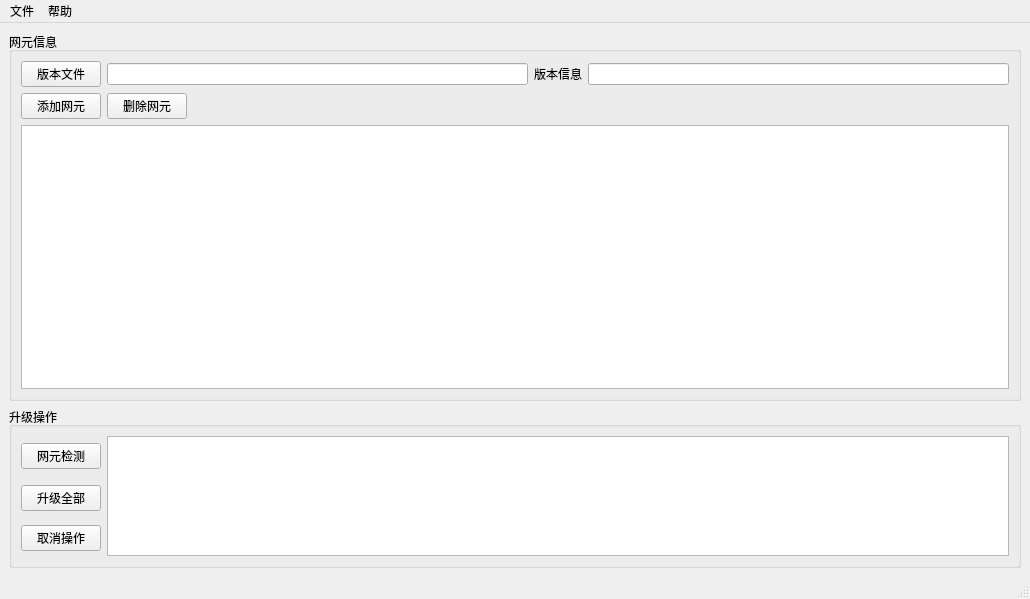
Above: zoom_update/pyside/ui/zoomUpdate.ui from xiaomdong/zoom_update before the change. Below: the same form after it.
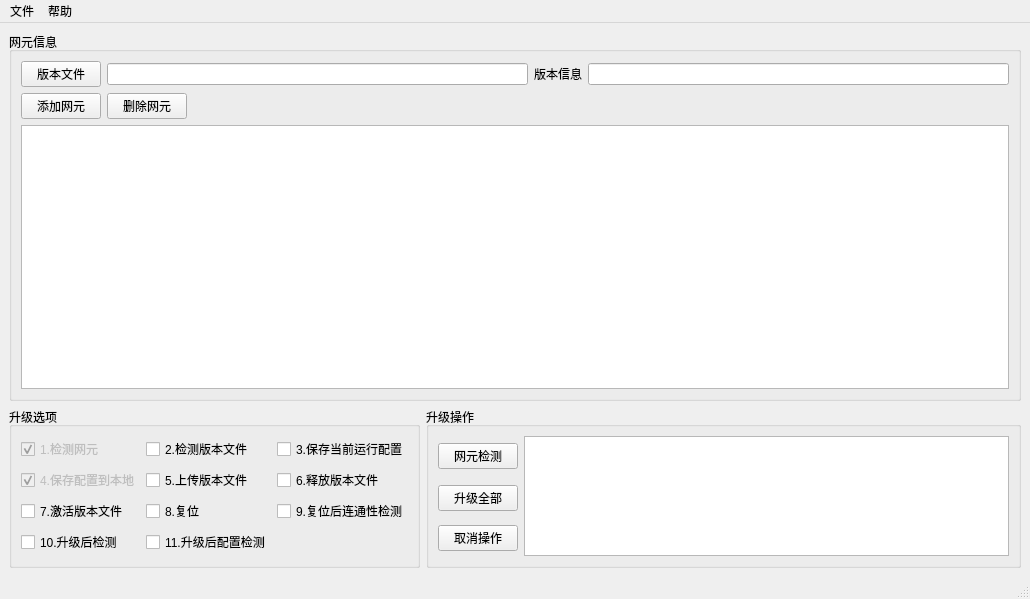
That is the form after the change.

Patch:
```diff
--- a/zoom_update/pyside/ui/zoomUpdate.ui
+++ b/zoom_update/pyside/ui/zoomUpdate.ui
@@ -20,8 +20,8 @@
    <string>AC升级工具</string>
   </property>
   <widget class="QWidget" name="centralwidget">
-   <layout class="QGridLayout" name="gridLayout_3">
-    <item row="0" column="0">
+   <layout class="QGridLayout" name="gridLayout_4">
+    <item row="0" column="0" colspan="2">
      <widget class="QGroupBox" name="groupBox_2">
       <property name="title">
        <string>网元信息</string>
@@ -97,6 +97,104 @@
      </widget>
     </item>
     <item row="1" column="0">
+     <widget class="QGroupBox" name="groupBox">
+      <property name="title">
+       <string>升级选项</string>
+      </property>
+      <layout class="QGridLayout" name="gridLayout_3">
+       <item row="2" column="0">
+        <widget class="QCheckBox" name="checkBoxActiveSoft">
+         <property name="text">
+          <string>7.激活版本文件</string>
+         </property>
+        </widget>
+       </item>
+       <item row="1" column="1">
+        <widget class="QCheckBox" name="checkBoxUpdateVersionFile">
+         <property name="text">
+          <string>5.上传版本文件</string>
+         </property>
+        </widget>
+       </item>
+       <item row="1" column="0">
+        <widget class="QCheckBox" name="checkBoxSaveNeConfigToLocal">
+         <property name="enabled">
+          <bool>false</bool>
+         </property>
+         <property name="text">
+          <string>4.保存配置到本地</string>
+         </property>
+         <property name="checked">
+          <bool>true</bool>
+         </property>
+        </widget>
+       </item>
+       <item row="2" column="1">
+        <widget class="QCheckBox" name="checkBoxReboot">
+         <property name="text">
+          <string>8.复位</string>
+         </property>
+        </widget>
+       </item>
+       <item row="0" column="1">
+        <widget class="QCheckBox" name="checkBoxCheckUpdateFile">
+         <property name="text">
+          <string>2.检测版本文件</string>
+         </property>
+        </widget>
+       </item>
+       <item row="0" column="2">
+        <widget class="QCheckBox" name="checkBoxSaveNeConfig">
+         <property name="text">
+          <string>3.保存当前运行配置</string>
+         </property>
+        </widget>
+       </item>
+       <item row="1" column="2">
+        <widget class="QCheckBox" name="checkBoxUpdateSoft">
+         <property name="text">
+          <string>6.释放版本文件</string>
+         </property>
+        </widget>
+       </item>
+       <item row="2" column="2">
+        <widget class="QCheckBox" name="checkBoxAfterRebootTest">
+         <property name="text">
+          <string>9.复位后连通性检测</string>
+         </property>
+        </widget>
+       </item>
+       <item row="0" column="0">
+        <widget class="QCheckBox" name="checkBoxCheckNe">
+         <property name="enabled">
+          <bool>false</bool>
+         </property>
+         <property name="text">
+          <string>1.检测网元</string>
+         </property>
+         <property name="checked">
+          <bool>true</bool>
+         </property>
+        </widget>
+       </item>
+       <item row="3" column="0">
+        <widget class="QCheckBox" name="afterRebootCheck">
+         <property name="text">
+          <string>10.升级后检测</string>
+         </property>
+        </widget>
+       </item>
+       <item row="3" column="1">
+        <widget class="QCheckBox" name="checkBoxfterRebootConfigCheck">
+         <property name="text">
+          <string>11.升级后配置检测</string>
+         </property>
+        </widget>
+       </item>
+      </layout>
+     </widget>
+    </item>
+    <item row="1" column="1">
      <widget class="QGroupBox" name="groupBox_3">
       <property name="title">
        <string>升级操作</string>
```
Left out of the diff: 66 changed lines with no effect on the pictures.
